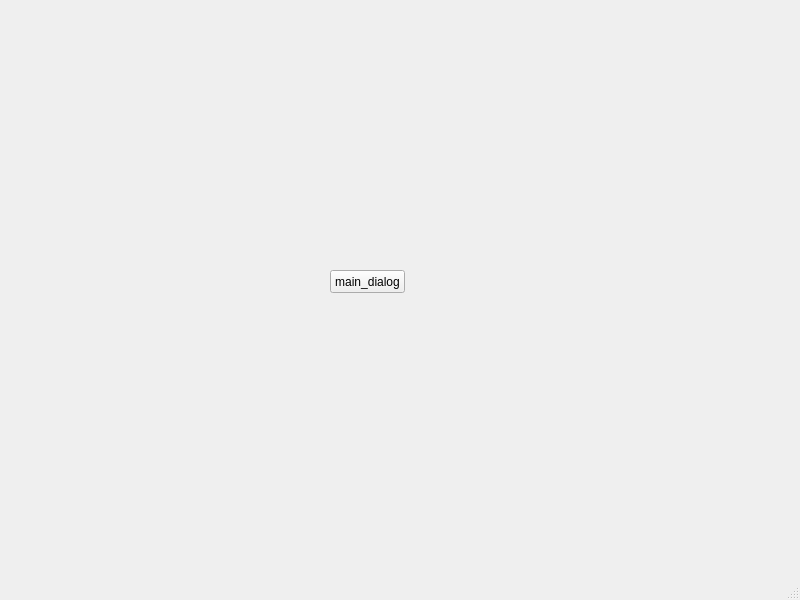
Old version of the form examples/try_pyqt5/qt_ui/main_window.ui in the repository xiaol-luo/lxl-python.
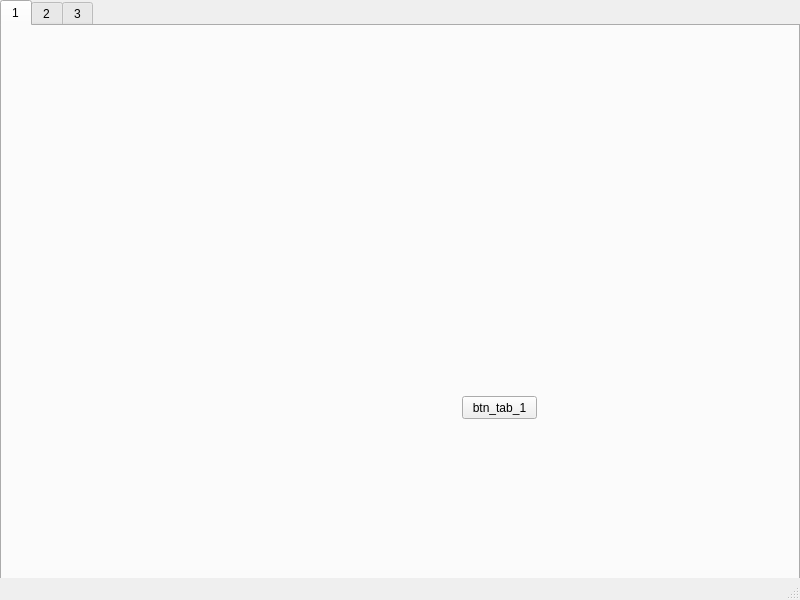
New version of the form.

Diff of the .ui file:
```diff
--- a/examples/try_pyqt5/qt_ui/main_window.ui
+++ b/examples/try_pyqt5/qt_ui/main_window.ui
@@ -10,22 +10,128 @@
     <height>600</height>
    </rect>
   </property>
+  <property name="sizePolicy">
+   <sizepolicy hsizetype="Expanding" vsizetype="Expanding">
+    <horstretch>0</horstretch>
+    <verstretch>0</verstretch>
+   </sizepolicy>
+  </property>
+  <property name="maximumSize">
+   <size>
+    <width>10240</width>
+    <height>10240</height>
+   </size>
+  </property>
   <property name="windowTitle">
    <string>MainWindow</string>
   </property>
   <widget class="QWidget" name="centralwidget">
-   <widget class="QPushButton" name="main_dialog_btn">
+   <property name="sizePolicy">
+    <sizepolicy hsizetype="Preferred" vsizetype="Preferred">
+     <horstretch>0</horstretch>
+     <verstretch>0</verstretch>
+    </sizepolicy>
+   </property>
+   <widget class="QTabWidget" name="tabWidget">
     <property name="geometry">
      <rect>
-      <x>330</x>
-      <y>270</y>
-      <width>75</width>
-      <height>23</height>
+      <x>0</x>
+      <y>0</y>
+      <width>800</width>
+      <height>600</height>
      </rect>
     </property>
-    <property name="text">
-     <string>main_dialog</string>
+    <property name="sizePolicy">
+     <sizepolicy hsizetype="Preferred" vsizetype="Preferred">
+      <horstretch>100</horstretch>
+      <verstretch>100</verstretch>
+     </sizepolicy>
     </property>
+    <property name="minimumSize">
+     <size>
+      <width>300</width>
+      <height>300</height>
+     </size>
+    </property>
+    <property name="maximumSize">
+     <size>
+      <width>10240</width>
+      <height>10240</height>
+     </size>
+    </property>
+    <property name="currentIndex">
+     <number>0</number>
+    </property>
+    <widget class="QWidget" name="tab_1">
+     <attribute name="title">
+      <string>1</string>
+     </attribute>
+     <widget class="QPushButton" name="btn_tab_1">
+      <property name="geometry">
+       <rect>
+        <x>460</x>
+        <y>370</y>
+        <width>75</width>
+        <height>23</height>
+       </rect>
+      </property>
+      <property name="text">
+       <string>btn_tab_1</string>
+      </property>
+     </widget>
+     <widget class="QWidget" name="widget_holder" native="true">
+      <property name="geometry">
+       <rect>
+        <x>570</x>
+        <y>80</y>
+        <width>151</width>
+        <height>151</height>
+       </rect>
+      </property>
+      <property name="sizePolicy">
+       <sizepolicy hsizetype="Expanding" vsizetype="Expanding">
+        <horstretch>0</horstretch>
+        <verstretch>0</verstretch>
+       </sizepolicy>
+      </property>
+     </widget>
+    </widget>
+    <widget class="QWidget" name="tab_2">
+     <attribute name="title">
+      <string>2</string>
+     </attribute>
+     <widget class="QPushButton" name="btn_tab_2">
+      <property name="geometry">
+       <rect>
+        <x>460</x>
+        <y>400</y>
+        <width>75</width>
+        <height>23</height>
+       </rect>
+      </property>
+      <property name="text">
+       <string>btn_tab_2</string>
+      </property>
+     </widget>
+    </widget>
+    <widget class="QWidget" name="tab_3">
+     <attribute name="title">
+      <string>3</string>
+     </attribute>
+     <widget class="QPushButton" name="btn_tab_3">
+      <property name="geometry">
+       <rect>
+        <x>500</x>
+        <y>400</y>
+        <width>75</width>
+        <height>23</height>
+       </rect>
+      </property>
+      <property name="text">
+       <string>btn_tab_3</string>
+      </property>
+     </widget>
+    </widget>
    </widget>
   </widget>
   <widget class="QMenuBar" name="menubar">
```
